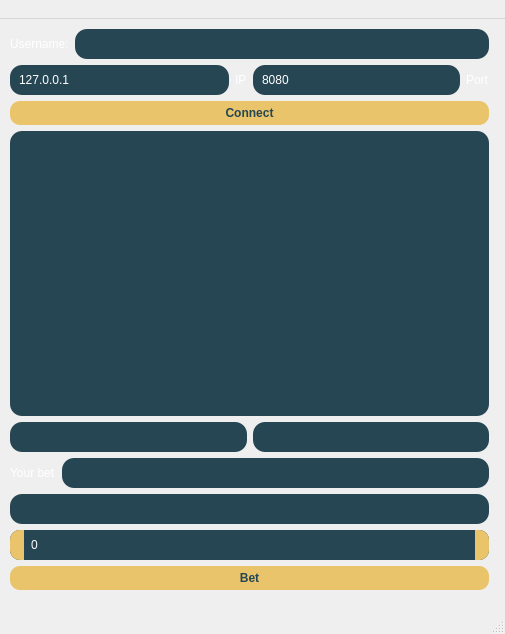
Qt form AuctionClient/AuctionClient/client.ui (rzekk/auction-ipc) before a commit.
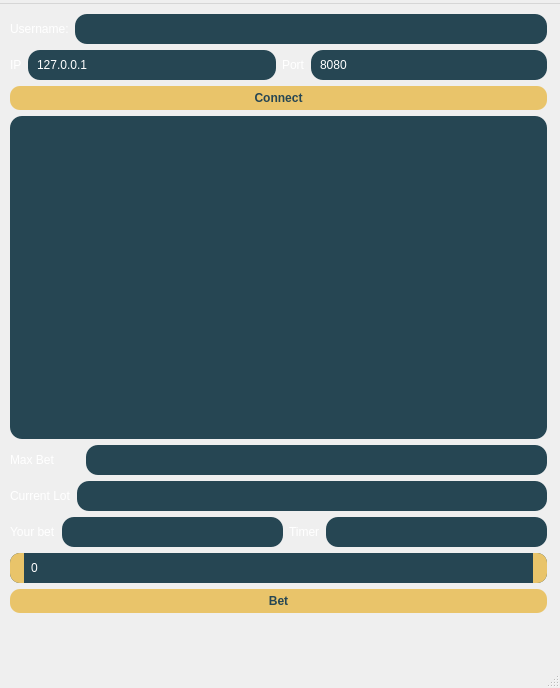
The same form after that commit.

The edit to the form file:
```diff
--- a/AuctionClient/AuctionClient/client.ui
+++ b/AuctionClient/AuctionClient/client.ui
@@ -9,8 +9,8 @@
    <rect>
     <x>0</x>
     <y>0</y>
-    <width>505</width>
-    <height>634</height>
+    <width>560</width>
+    <height>688</height>
    </rect>
   </property>
   <property name="windowTitle">
@@ -199,13 +199,13 @@
 }
 </string>
    </property>
-   <widget class="QWidget" name="">
+   <widget class="QWidget" name="layoutWidget">
     <property name="geometry">
      <rect>
       <x>10</x>
       <y>10</y>
-      <width>479</width>
-      <height>561</height>
+      <width>537</width>
+      <height>599</height>
      </rect>
     </property>
     <layout class="QVBoxLayout" name="verticalLayout_8">
@@ -241,13 +241,6 @@
                     <layout class="QHBoxLayout" name="horizontalLayout_3">
                      <item>
                       <layout class="QHBoxLayout" name="horizontalLayout_2">
-                       <item>
-                        <widget class="QLineEdit" name="ipLineEdit">
-                         <property name="text">
-                          <string>127.0.0.1</string>
-                         </property>
-                        </widget>
-                       </item>
                        <item>
                         <widget class="QLabel" name="ipLabel">
                          <property name="text">
@@ -255,17 +248,17 @@
                          </property>
                         </widget>
                        </item>
+                       <item>
+                        <widget class="QLineEdit" name="ipLineEdit">
+                         <property name="text">
+                          <string>127.0.0.1</string>
+                         </property>
+                        </widget>
+                       </item>
                       </layout>
                      </item>
                      <item>
                       <layout class="QHBoxLayout" name="horizontalLayout">
-                       <item>
-                        <widget class="QLineEdit" name="portLineEdit">
-                         <property name="text">
-                          <string>8080</string>
-                         </property>
-                        </widget>
-                       </item>
                        <item>
                         <widget class="QLabel" name="portLabel">
                          <property name="text">
@@ -273,6 +266,13 @@
                          </property>
                         </widget>
                        </item>
+                       <item>
+                        <widget class="QLineEdit" name="portLineEdit">
+                         <property name="text">
+                          <string>8080</string>
+                         </property>
+                        </widget>
+                       </item>
                       </layout>
                      </item>
                     </layout>
@@ -303,15 +303,46 @@
              <item>
               <layout class="QHBoxLayout" name="horizontalLayout_5">
                <item>
-                <widget class="QLineEdit" name="currentLot"/>
+                <widget class="QLabel" name="label_2">
+                 <property name="minimumSize">
+                  <size>
+                   <width>70</width>
+                   <height>0</height>
+                  </size>
+                 </property>
+                 <property name="text">
+                  <string>Max Bet</string>
+                 </property>
+                </widget>
                </item>
                <item>
-                <widget class="QLineEdit" name="maxBet"/>
+                <widget class="QLineEdit" name="maxBet">
+                 <property name="minimumSize">
+                  <size>
+                   <width>448</width>
+                   <height>0</height>
+                  </size>
+                 </property>
+                </widget>
                </item>
               </layout>
              </item>
             </layout>
            </item>
+           <item>
+            <layout class="QHBoxLayout" name="horizontalLayout_7">
+             <item>
+              <widget class="QLabel" name="label_4">
+               <property name="text">
+                <string>Current Lot</string>
+               </property>
+              </widget>
+             </item>
+             <item>
+              <widget class="QLineEdit" name="currentLot"/>
+             </item>
+            </layout>
+           </item>
            <item>
             <layout class="QHBoxLayout" name="horizontalLayout_6">
              <item>
@@ -324,13 +355,20 @@
              <item>
               <widget class="QLineEdit" name="yourBet"/>
              </item>
+             <item>
+              <widget class="QLabel" name="timerLabel">
+               <property name="text">
+                <string>Timer</string>
+               </property>
+              </widget>
+             </item>
+             <item>
+              <widget class="QLineEdit" name="timer"/>
+             </item>
             </layout>
            </item>
           </layout>
          </item>
-         <item>
-          <widget class="QLineEdit" name="timer"/>
-         </item>
         </layout>
        </item>
        <item>
@@ -353,13 +391,13 @@
     <rect>
      <x>0</x>
      <y>0</y>
-     <width>505</width>
+     <width>560</width>
      <height>25</height>
     </rect>
    </property>
    <widget class="QMenu" name="menucleint">
     <property name="title">
-     <string> </string>
+     <string/>
     </property>
    </widget>
    <addaction name="menucleint"/>
```
